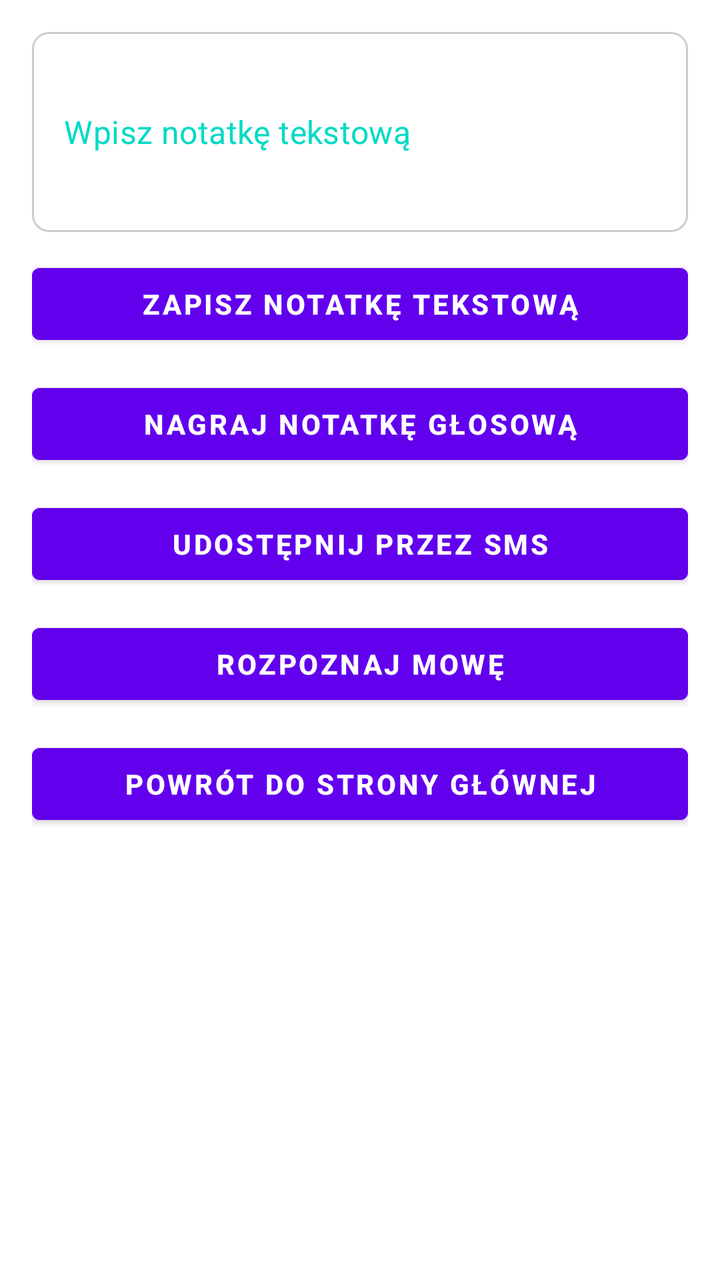
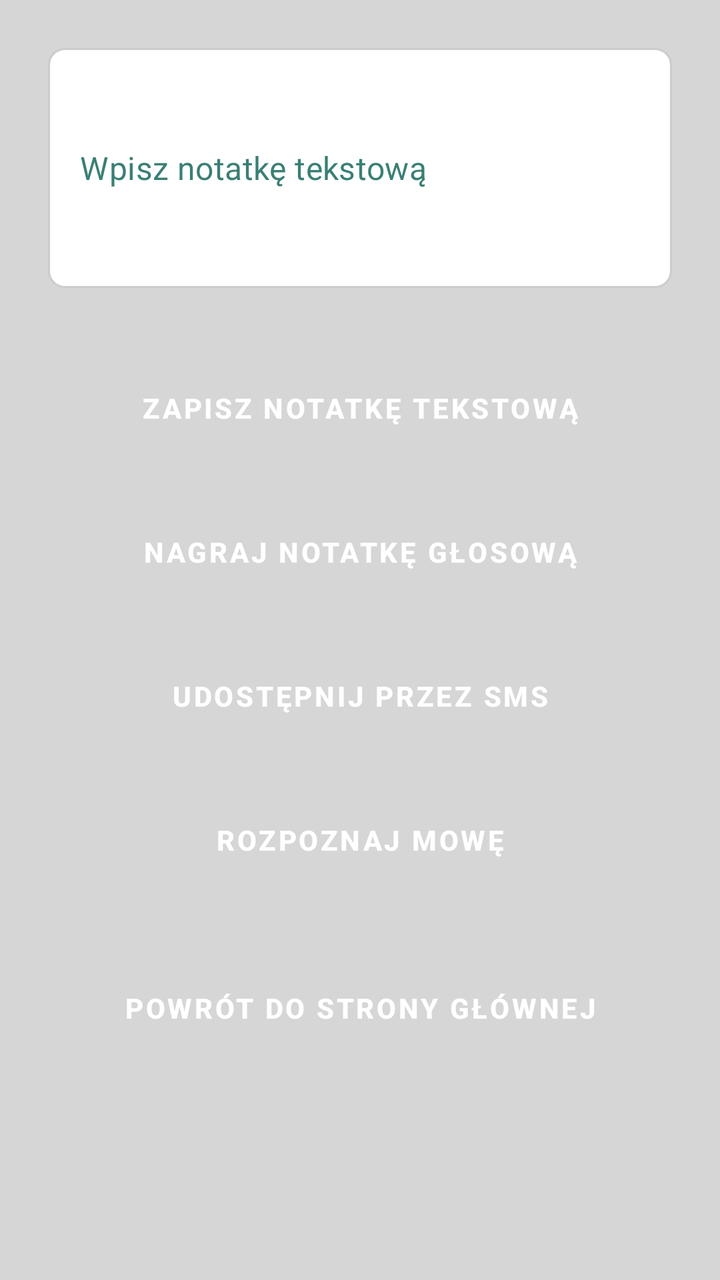

The first picture is an Android layout as it rendered before a commit; the second is the same layout after the commit. The layout source and the unified diff follow.
<!-- AndroidManifest.xml: application theme Theme.GigaNotatnik -->
<!-- res/layout/activity_create_note.xml -->
<ScrollView xmlns:android="http://schemas.android.com/apk/res/android"
    android:layout_width="match_parent"
    android:layout_height="match_parent"
    android:padding="16dp">

    <LinearLayout
        android:orientation="vertical"
        android:layout_width="match_parent"
        android:layout_height="wrap_content">

        <EditText
            android:id="@+id/editTextNote"
            style="@style/AppEditText"
            android:layout_width="match_parent"
            android:layout_height="wrap_content"
            android:minHeight="100dp"
            android:background="@drawable/edittext_background"
            android:hint="@string/note_hint"
            android:inputType="textMultiLine"
            android:autofillHints="none" />

        <Button
            android:id="@+id/btnSaveText"
            style="@style/AppButton"
            android:layout_width="match_parent"
            android:layout_height="wrap_content"
            android:text="@string/save_text_note" />

        <Button
            android:id="@+id/btnRecord"
            style="@style/AppButton"
            android:layout_width="match_parent"
            android:layout_height="wrap_content"
            android:text="@string/record_note" />

        <Button
            android:id="@+id/btnShare"
            style="@style/AppButton"
            android:layout_width="match_parent"
            android:layout_height="wrap_content"
            android:text="@string/share_sms" />

        <Button
            android:id="@+id/btnSpeechToText"
            style="@style/AppButton"
            android:layout_width="match_parent"
            android:layout_height="wrap_content"
            android:text="@string/speech_to_text" />

        <Button
            android:id="@+id/btnBackToMain"
            style="@style/AppButton"
            android:layout_width="match_parent"
            android:layout_height="wrap_content"
            android:text="Powrót do strony głównej"
            android:layout_marginTop="12dp"/>

    </LinearLayout>
</ScrollView>
<!-- resources referenced by this layout -->
<resources>
  <!-- drawable edittext_background (drawable) -->
  <?xml version="1.0" encoding="utf-8"?>
  <shape xmlns:android="http://schemas.android.com/apk/res/android"
      android:shape="rectangle">
      <solid android:color="#FFFFFF" />
      <stroke android:width="1dp" android:color="#CCCCCC" />
      <corners android:radius="8dp" />
      <padding android:left="8dp" android:top="8dp" android:right="8dp" android:bottom="8dp" />
  </shape>
  <string name="note_hint">Wpisz notatkę tekstową</string>
  <string name="record_note">Nagraj notatkę głosową</string>
  <string name="save_text_note">Zapisz notatkę tekstową</string>
  <string name="share_sms">Udostępnij przez SMS</string>
  <string name="speech_to_text">Rozpoznaj mowę</string>
  <style name="AppButton" parent="Widget.MaterialComponents.Button">
          <item name="android:layout_width">match_parent</item>
          <item name="android:layout_height">wrap_content</item>
          <item name="android:layout_marginTop">12dp</item>
          <item name="android:backgroundTint">@color/purple_500</item>
          <item name="android:textColor">@color/white</item>
          <item name="android:textStyle">bold</item>
      </style>
  <style name="AppEditText" parent="Widget.MaterialComponents.TextInputEditText.FilledBox">
          <item name="android:textColor">@color/black</item>
          <item name="android:textColorHint">@color/teal_200</item>
          <item name="android:padding">12dp</item>
          <item name="android:textSize">16sp</item>
      </style>
  <style name="Theme.GigaNotatnik" parent="Theme.MaterialComponents.DayNight.NoActionBar">
          <item name="colorPrimary">@color/purple_500</item>
          <item name="colorPrimaryVariant">@color/purple_700</item>
          <item name="colorSecondary">@color/teal_200</item>
          <item name="android:statusBarColor">@color/purple_700</item>
          <item name="android:navigationBarColor">@color/background</item>
      </style>
  <color name="purple_500">#FF6200EE</color>
  <color name="white">#FFFFFFFF</color>
  <color name="black">#FF000000</color>
  <color name="teal_200">#FF03DAC5</color>
  <color name="purple_700">#FF3700B3</color>
  <color name="background">#121212</color>
</resources>

<!-- the commit's change to res/layout/activity_create_note.xml (unified diff, before → after) -->
@@ -1,7 +1,9 @@
 <ScrollView xmlns:android="http://schemas.android.com/apk/res/android"
+    android:orientation="vertical"
     android:layout_width="match_parent"
     android:layout_height="match_parent"
-    android:padding="16dp">
+    android:background="?attr/colorSurface"
+    android:padding="24dp">
 
     <LinearLayout
         android:orientation="vertical"
@@ -11,49 +13,41 @@
         <EditText
             android:id="@+id/editTextNote"
             style="@style/AppEditText"
-            android:layout_width="match_parent"
-            android:layout_height="wrap_content"
-            android:minHeight="100dp"
-            android:background="@drawable/edittext_background"
+            android:minHeight="120dp"
             android:hint="@string/note_hint"
             android:inputType="textMultiLine"
-            android:autofillHints="none" />
+            android:layout_marginBottom="24dp"
+            android:layout_width="match_parent"
+            android:layout_height="wrap_content"/>
 
         <Button
             android:id="@+id/btnSaveText"
             style="@style/AppButton"
-            android:layout_width="match_parent"
-            android:layout_height="wrap_content"
-            android:text="@string/save_text_note" />
+            android:text="@string/save_text_note"
+            android:layout_marginBottom="12dp"/>
 
         <Button
             android:id="@+id/btnRecord"
             style="@style/AppButton"
-            android:layout_width="match_parent"
-            android:layout_height="wrap_content"
-            android:text="@string/record_note" />
+            android:text="@string/record_note"
+            android:layout_marginBottom="12dp"/>
 
         <Button
             android:id="@+id/btnShare"
             style="@style/AppButton"
-            android:layout_width="match_parent"
-            android:layout_height="wrap_content"
-            android:text="@string/share_sms" />
+            android:text="@string/share_sms"
+            android:layout_marginBottom="12dp"/>
 
         <Button
             android:id="@+id/btnSpeechToText"
             style="@style/AppButton"
-            android:layout_width="match_parent"
-            android:layout_height="wrap_content"
-            android:text="@string/speech_to_text" />
+            android:text="@string/speech_to_text"
+            android:layout_marginBottom="12dp"/>
 
         <Button
             android:id="@+id/btnBackToMain"
             style="@style/AppButton"
-            android:layout_width="match_parent"
-            android:layout_height="wrap_content"
-            android:text="Powrót do strony głównej"
-            android:layout_marginTop="12dp"/>
-
+            android:text="@string/back_to_main"
+            android:layout_marginTop="24dp"/>
     </LinearLayout>
 </ScrollView>
<!-- resource entries referenced after the edit -->
@@ -1,5 +1,6 @@
 <!-- resources referenced by this layout -->
 <resources>
+  <string name="back_to_main">Powrót do strony głównej"</string>
   <!-- drawable edittext_background (drawable) -->
   <?xml version="1.0" encoding="utf-8"?>
   <shape xmlns:android="http://schemas.android.com/apk/res/android"
@@ -9,6 +10,13 @@
       <corners android:radius="8dp" />
       <padding android:left="8dp" android:top="8dp" android:right="8dp" android:bottom="8dp" />
   </shape>
+  <color name="background_light">#E0E0E0</color>
+  <color name="primary_light">#3A7F74</color>
+  <color name="primary_teal_light">#2F6F63</color>
+  <color name="text_on_button_light">#FFFFFF</color>
+  <color name="surface_light">#D6D6D6</color>
+  <color name="text_primary_light">#111111</color>
+  <color name="primary_mint_light">#5FA88C</color>
   <string name="note_hint">Wpisz notatkę tekstową</string>
   <string name="record_note">Nagraj notatkę głosową</string>
   <string name="save_text_note">Zapisz notatkę tekstową</string>
@@ -18,28 +26,40 @@
           <item name="android:layout_width">match_parent</item>
           <item name="android:layout_height">wrap_content</item>
           <item name="android:layout_marginTop">12dp</item>
-          <item name="android:backgroundTint">@color/purple_500</item>
-          <item name="android:textColor">@color/white</item>
+          
+          <item name="android:background">@drawable/button_background</item>
+          
+          <item name="android:textColor">?attr/colorOnPrimary</item>
           <item name="android:textStyle">bold</item>
+          <item name="android:elevation">2dp</item>
       </style>
   <style name="AppEditText" parent="Widget.MaterialComponents.TextInputEditText.FilledBox">
-          <item name="android:textColor">@color/black</item>
-          <item name="android:textColorHint">@color/teal_200</item>
+          <item name="android:textColor">?attr/colorOnSurface</item>
+          <item name="android:textColorHint">?attr/colorPrimary</item>
           <item name="android:padding">12dp</item>
           <item name="android:textSize">16sp</item>
+          <item name="android:background">@drawable/edittext_background</item>
       </style>
-  <style name="Theme.GigaNotatnik" parent="Theme.MaterialComponents.DayNight.NoActionBar">
-          <item name="colorPrimary">@color/purple_500</item>
-          <item name="colorPrimaryVariant">@color/purple_700</item>
-          <item name="colorSecondary">@color/teal_200</item>
-          <item name="android:statusBarColor">@color/purple_700</item>
-          <item name="android:navigationBarColor">@color/background</item>
+  <style name="Theme.GigaNotatnik" parent="Theme.Material3.Light.NoActionBar">
+          <item name="android:windowBackground">@color/background_light</item>
+          <item name="colorPrimary">@color/primary_light</item>
+          <item name="colorSecondary">@color/primary_teal_light</item>
+          <item name="colorOnPrimary">@color/text_on_button_light</item>
+          <item name="colorSurface">@color/surface_light</item>
+          <item name="colorOnSurface">@color/text_primary_light</item>
       </style>
-  <color name="purple_500">#FF6200EE</color>
-  <color name="white">#FFFFFFFF</color>
-  <color name="black">#FF000000</color>
-  <color name="teal_200">#FF03DAC5</color>
-  <color name="purple_700">#FF3700B3</color>
-  <color name="background">#121212</color>
+  <!-- drawable button_background (drawable) -->
+  <?xml version="1.0" encoding="utf-8"?>
+  <selector xmlns:android="http://schemas.android.com/apk/res/android">
+      <shape xmlns:android="http://schemas.android.com/apk/res/android"
+          android:shape="rectangle">
+          <solid android:color="@color/primary_mint_light"/>
+          <corners android:radius="12dp"/>
+          <padding android:left="16dp" android:top="8dp"
+              android:right="16dp" android:bottom="8dp"/>
+      </shape>
+  
+  
+  </selector>
 </resources>
 
